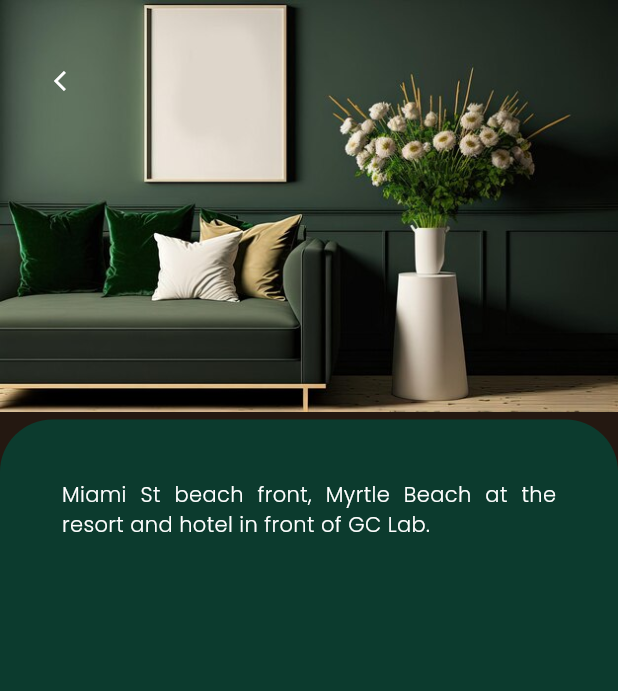
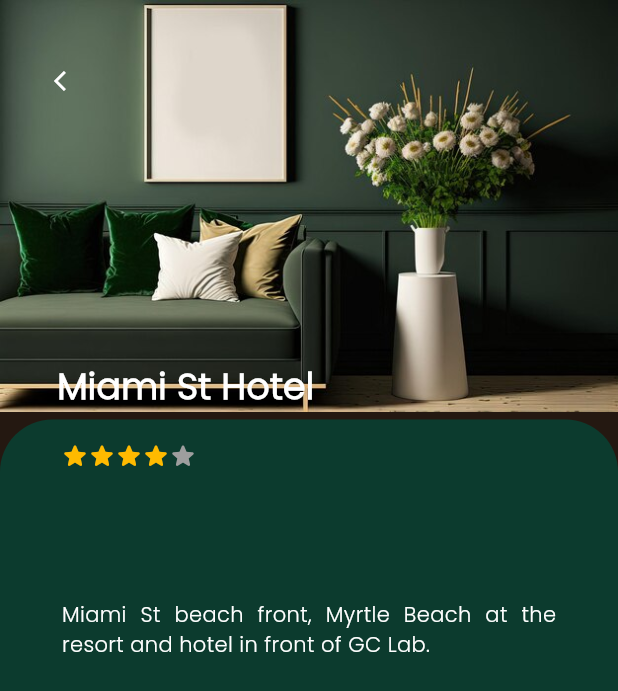
Before and after one commit to Ika1009/Aj_na_Kafu_App, a Flutter app: the CustomCard screen opened directly, on a phone screen of 412 x 824 dp. Shown: the top 691 px of the screen. Run offline on Flutter 3.47's test engine with Material 3 defaults, Android fonts, the phone set to English and light mode, and no system bars; our stand-ins replace flutter_slidable.

Commit message:
Optimize card layout and add ratings
Reduced top padding for better space utilization in CustomCard,
introduced a spacing element to ensure visual balance. Added a 4-star
rating system with an unfilled fifth star, enhancing the user interface
by indicating a rating feature. Also updated pubspec.yaml to include new
profile images likely used elsewhere in the UI. These changes contribute
to a more engaging and informative card design.

```diff
--- a/flutter/project/lib/util/card.dart
+++ b/flutter/project/lib/util/card.dart
@@ -25,7 +25,7 @@ class CustomCard extends StatelessWidget {
                 left: 0,
                 right: 0,
                 child: Container(
-                  padding: EdgeInsets.only(top: 40),
+                  padding: EdgeInsets.only(top: 20),
                   decoration: BoxDecoration(
                     color: Color(0xFF0C3B2E),
                     borderRadius: BorderRadius.only(
@@ -36,6 +36,7 @@ class CustomCard extends StatelessWidget {
                   child: Column(
                     mainAxisAlignment: MainAxisAlignment.center,
                     children: [
+                      SizedBox(height: 100),
                       Container(
                         height: MediaQuery.of(context).size.height,
                         width: double.infinity,
@@ -68,6 +69,74 @@ class CustomCard extends StatelessWidget {
                   },
                 ),
               ),
+              Positioned(
+                top: 280,
+                left: 26,
+                child: IconButton(
+                  icon: Icon(Icons.star_rounded),
+                  iconSize: 20,
+                  color: Color(0xFFFFBA00),
+                  onPressed: () {
+                    Navigator.maybePop(context);
+                  },
+                ),
+              ),
+              Positioned(
+                top: 280,
+                left: 44,
+                child: IconButton(
+                  icon: Icon(Icons.star_rounded),
+                  iconSize: 20,
+                  color: Color(0xFFFFBA00),
+                  onPressed: () {
+                    Navigator.maybePop(context);
+                  },
+                ),
+              ),
+              Positioned(
+                top: 280,
+                left: 62,
+                child: IconButton(
+                  icon: Icon(Icons.star_rounded),
+                  iconSize: 20,
+                  color: Color(0xFFFFBA00),
+                  onPressed: () {
+                    Navigator.maybePop(context);
+                  },
+                ),
+              ),
+              Positioned(
+                top: 280,
+                left: 80,
+                child: IconButton(
+                  icon: Icon(Icons.star_rounded),
+                  iconSize: 20,
+                  color: Color(0xFFFFBA00),
+                  onPressed: () {
+                    Navigator.maybePop(context);
+                  },
+                ),
+              ),
+              Positioned(
+                top: 280,
+                left: 98,
+                child: IconButton(
+                  icon: Icon(Icons.star_rounded),
+                  iconSize: 20,
+                  color: Colors.grey,
+                  onPressed: () {
+                    Navigator.maybePop(context);
+                  },
+                ),
+              ),
+              Positioned(
+                top: 240,
+                left: 38,
+                child: Text(
+                  "Miami St Hotel",
+                  style: TextStyle(color: Colors.white, fontWeight: FontWeight.bold, fontSize: 24),
+                ),
+              ),
             ],
           ),
         ],
--- a/flutter/project/pubspec.yaml
+++ b/flutter/project/pubspec.yaml
@@ -96,3 +96,7 @@ flutter:
 
   assets:
     - assets/images/room.jpg
+    - assets/images/profile1.jpg
+    - assets/images/profile2.jpg
+    - assets/images/profile3.jpg
+    - assets/images/profile4.jpg
```
Also changed, not shown: flutter/project/assets/images/profile1.png (added), flutter/project/assets/images/profile2.png (added), flutter/project/assets/images/profile3.png (added), flutter/project/assets/images/profile4.png (added).
